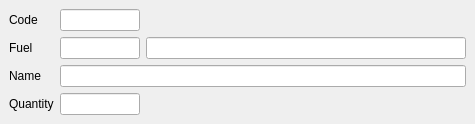
Qt form wdbtickettype.ui (End1-1/FlashCards) before a commit.
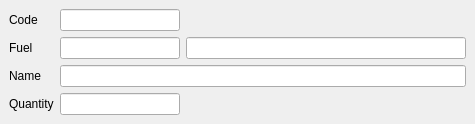
The same form after that commit. Custom widgets are drawn as their Qt base class.

```diff
--- a/wdbtickettype.ui
+++ b/wdbtickettype.ui
@@ -40,13 +40,13 @@
        <widget class="C5LineEdit" name="lineEdit">
         <property name="minimumSize">
          <size>
-          <width>80</width>
+          <width>120</width>
           <height>0</height>
          </size>
         </property>
         <property name="maximumSize">
          <size>
-          <width>80</width>
+          <width>120</width>
           <height>16777215</height>
          </size>
         </property>
@@ -78,13 +78,13 @@
        <widget class="C5LineEdit" name="lineEdit_4">
         <property name="minimumSize">
          <size>
-          <width>80</width>
+          <width>120</width>
           <height>0</height>
          </size>
         </property>
         <property name="maximumSize">
          <size>
-          <width>80</width>
+          <width>120</width>
           <height>16777215</height>
          </size>
         </property>
@@ -140,13 +140,13 @@
        <widget class="C5LineEdit" name="lineEdit_3">
         <property name="minimumSize">
          <size>
-          <width>80</width>
+          <width>120</width>
           <height>0</height>
          </size>
         </property>
         <property name="maximumSize">
          <size>
-          <width>80</width>
+          <width>120</width>
           <height>16777215</height>
          </size>
         </property>
```
